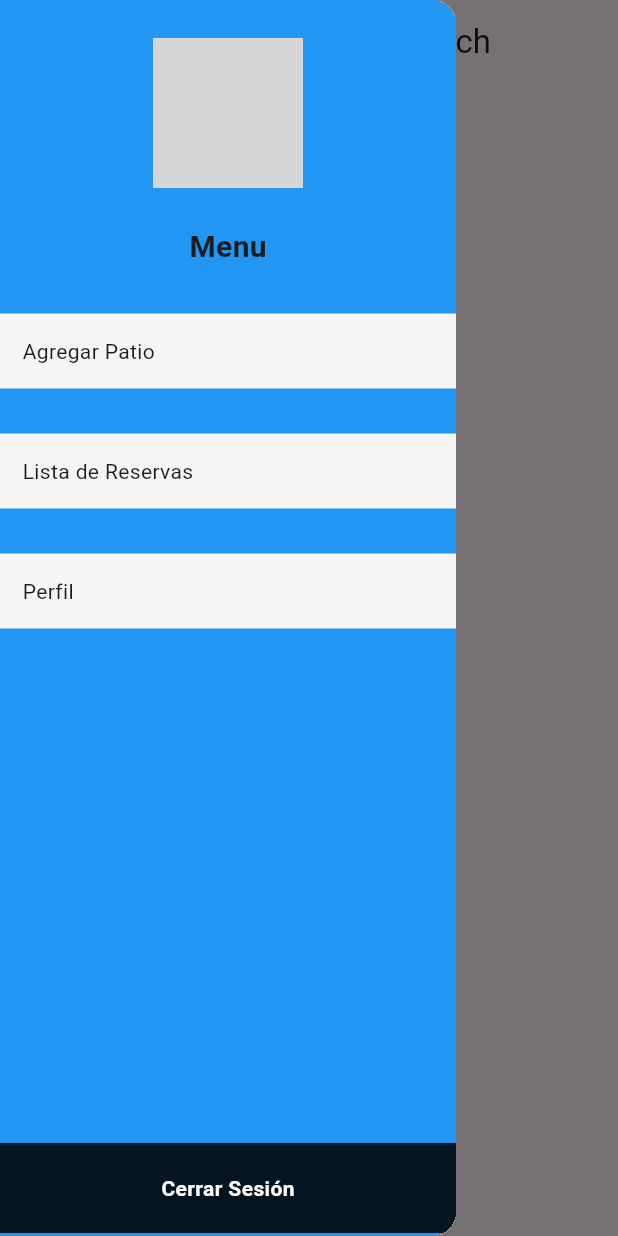
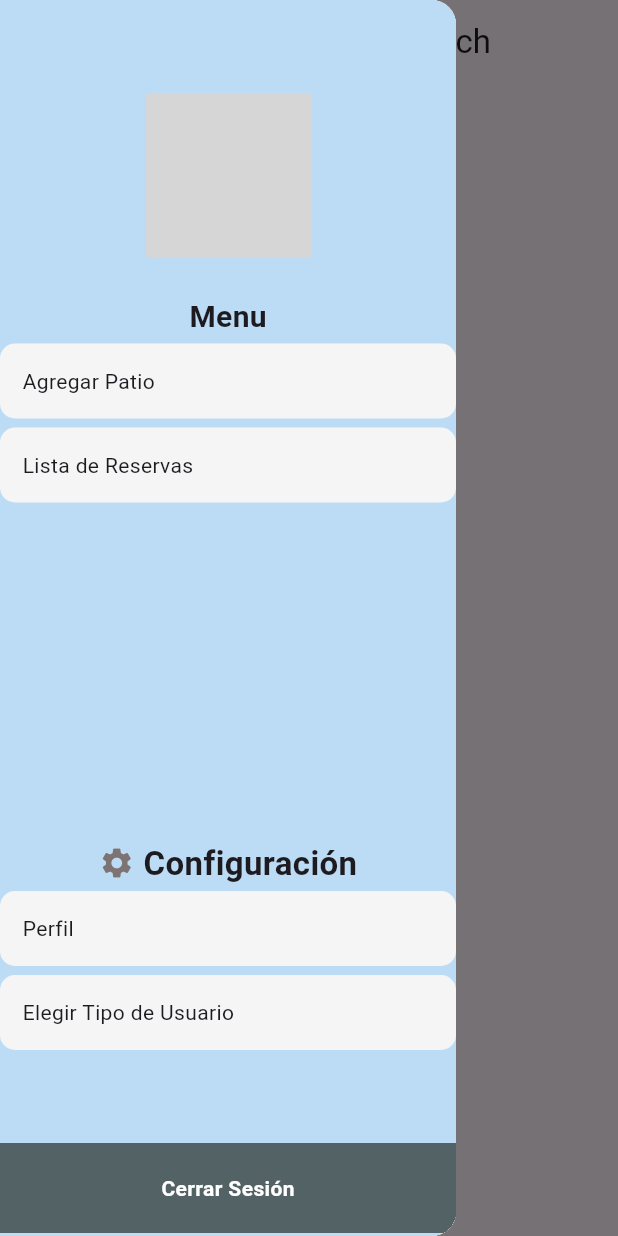
Before and after one commit to IMZ-JAM/Rental_Porch, a Flutter app: the HomeRentador screen opened directly, with the side drawer open, on a phone screen of 412 x 824 dp. Run offline on Flutter 3.47's test engine with Material 3 defaults, Android fonts, the light colour scheme and no system bars; our stand-ins replace cloud_firestore, firebase_core, flutter_styled_toast, geolocator, google_maps_flutter, permission_handler; accounts and stored records are empty; network calls fail; grey boxes are pictures that could not be loaded.

Commit message:
Menu Rentador update

```diff
--- a/lib/presentation/home_rentador.dart
+++ b/lib/presentation/home_rentador.dart
@@ -2,6 +2,7 @@ import 'package:flutter/material.dart';
 import 'package:geolocator/geolocator.dart';
 import 'package:google_maps_flutter/google_maps_flutter.dart';
 import 'package:rental_porch_app/presentation/AgrPor.dart';
+import 'package:rental_porch_app/presentation/dosopciones.dart';
 import 'package:rental_porch_app/presentation/login_screen.dart';
 import 'package:rental_porch_app/presentation/reservations_screen.dart';
 import 'package:rental_porch_app/presentation/user_page.dart';
@@ -23,12 +24,15 @@ class HomeRentadorState extends State<HomeRentador>{
     return Scaffold(
       drawer: Drawer(
         child: Container(
-          color: Colors.blue,
+          color: const Color.fromARGB(255, 188, 220, 246),
           child: Column(
             children: [
+              const SizedBox(
+                height: 37,
+              ),
               Container(
-                width: 100,
-                height: 100,
+                width: 110,
+                height: 110,
                 margin: const EdgeInsets.all(25),
                 child: Image.network(
                     "https://cdn-icons-png.flaticon.com/512/7429/7429878.png"),
@@ -44,38 +48,82 @@ class HomeRentadorState extends State<HomeRentador>{
                   Navigator.push(context, MaterialPageRoute(builder: (context) => AgregarPorcheScreen()));
                 },
                 child: Container(
-                  margin: const EdgeInsets.only(top: 30),
+                  margin: const EdgeInsets.only(top: 3),
                   padding: const EdgeInsets.all(15),
                   width: double.infinity,
-                  color: Colors.grey[100],
                   child: const Text("Agregar Patio"),
+                  decoration: BoxDecoration(
+                    borderRadius: BorderRadius.circular(10),
+                    color: Colors.grey[100],
+                  ),
+
                 ),
               ),
+              const SizedBox(height: 3,),
               InkWell(
                 onTap: () {
                    Navigator.push(context, MaterialPageRoute(builder: (context) => const ReservationsScreen()));
                 },
                 child: Container(
-                  margin: const EdgeInsets.only(top: 30),
+                  margin: const EdgeInsets.only(top: 3),
                   padding: const EdgeInsets.all(15),
                   width: double.infinity,
-                  color: Colors.grey[100],
                   child: const Text("Lista de Reservas"),
+                  decoration: BoxDecoration(
+                    borderRadius: BorderRadius.circular(10),
+                    color: Colors.grey[100],
+                  ),
                 ),
+              ),
+              Expanded(child: Container()),
+              const Row(
+                mainAxisAlignment: MainAxisAlignment.center,
+                crossAxisAlignment: CrossAxisAlignment.center,
+                children: [
+                  Icon(
+                    Icons.settings,
+                    color: Color.fromARGB(255, 125, 115, 115),
+                  ),
+                  Text(" Configuración",
+                      style:
+                          TextStyle(fontWeight: FontWeight.bold, fontSize: 22)),
+                ],
               ),
               InkWell(
                 onTap: () {
                   Navigator.push(context, MaterialPageRoute(builder: (context) => const UserPage()));
                 },
                 child: Container(
-                  margin: const EdgeInsets.only(top: 30),
+                  margin: const EdgeInsets.only(top: 3),
                   padding: const EdgeInsets.all(15),
                   width: double.infinity,
-                  color: Colors.grey[100],
                   child: const Text("Perfil"),
+                  decoration: BoxDecoration(
+                    borderRadius: BorderRadius.circular(10),
+                    color: Colors.grey[100],
+                  ),
                 ),
               ),
-              Expanded(child: Container()),
+              const SizedBox(height: 3),
+              InkWell(
+                onTap: () {
+                  Navigator.push(
+                      context,
+                      MaterialPageRoute(
+                          builder: (context) => TipoUsuarioScreen()));
+                },
+                child: Container(
+                  margin: const EdgeInsets.only(top: 3),
+                  padding: const EdgeInsets.all(15),
+                  width: double.infinity,
+                  child: const Text("Elegir Tipo de Usuario"),
+                  decoration: BoxDecoration(
+                    borderRadius: BorderRadius.circular(10),
+                    color: Colors.grey[100],
+                  ),
+                ),
+              ),
+              const SizedBox(height: 60,),
               InkWell(
                 onTap: () {
                   Navigator.push(context, MaterialPageRoute(builder: (context) => const LogInScreen()));
@@ -84,7 +132,7 @@ class HomeRentadorState extends State<HomeRentador>{
                   padding: const EdgeInsets.all(20),
                   margin: const EdgeInsets.only(bottom: 2, top: 2),
                   width: double.infinity,
-                  color: Colors.black87,
+                  color: Color.fromARGB(221, 67, 79, 77),
                   alignment: Alignment.center,
                   child: const Text("Cerrar Sesión",
                       style: TextStyle(
--- a/lib/presentation/map/request_permission/request_permission_page.dart
+++ b/lib/presentation/map/request_permission/request_permission_page.dart
@@ -2,7 +2,6 @@ import 'dart:async';
 
 import 'package:flutter/material.dart';
 import 'package:permission_handler/permission_handler.dart';
-import 'package:rental_porch_app/presentation/map/map_screen.dart';
 import 'package:rental_porch_app/presentation/map/request_permission/request_permission_controller.dart';
 import 'package:rental_porch_app/presentation/map/routes/routes.dart';
 
```
Also changed, not shown: pubspec.lock, 2 other files.
